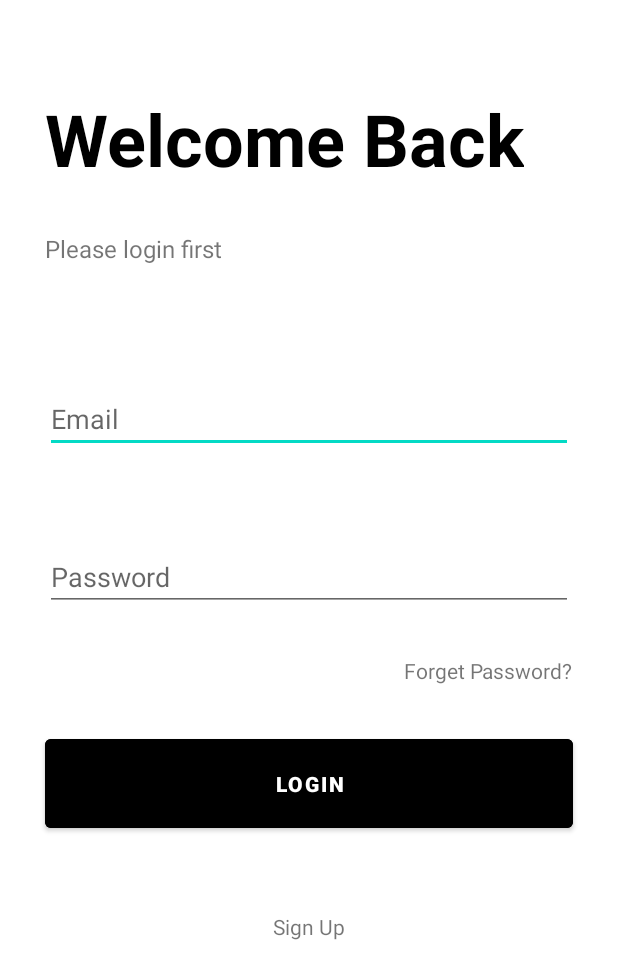
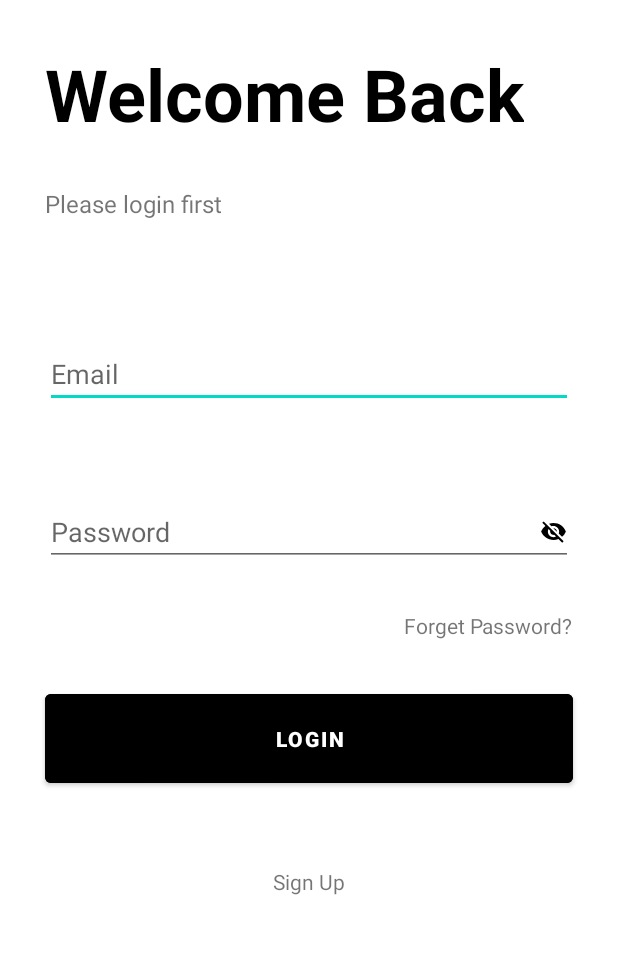
Before and after one commit to rephrain/Tubes02, an Android app: the layout fragment_login.xml on its own in the app's theme, with its tools: preview values and no code run, on a phone screen of 412 x 824 dp. Shown: the top 979 px of the screen. Run offline under Robolectric (Android 15) with nearby library versions, the phone set to English and light mode, and no system bars.

Commit message:
[FIX] password

```diff
--- /dev/null
+++ b/app/src/main/res/drawable/ic_baseline_visibility_24.xml
@@ -0,0 +1,5 @@
+<vector android:height="18dp" android:tint="#000000"
+    android:viewportHeight="24" android:viewportWidth="24"
+    android:width="18dp" xmlns:android="http://schemas.android.com/apk/res/android">
+    <path android:fillColor="@android:color/white" android:pathData="M12,4.5C7,4.5 2.73,7.61 1,12c1.73,4.39 6,7.5 11,7.5s9.27,-3.11 11,-7.5c-1.73,-4.39 -6,-7.5 -11,-7.5zM12,17c-2.76,0 -5,-2.24 -5,-5s2.24,-5 5,-5 5,2.24 5,5 -2.24,5 -5,5zM12,9c-1.66,0 -3,1.34 -3,3s1.34,3 3,3 3,-1.34 3,-3 -1.34,-3 -3,-3z"/>
+</vector>
--- /dev/null
+++ b/app/src/main/res/drawable/ic_baseline_visibility_off_24.xml
@@ -0,0 +1,5 @@
+<vector android:height="18dp" android:tint="#000000"
+    android:viewportHeight="24" android:viewportWidth="24"
+    android:width="18dp" xmlns:android="http://schemas.android.com/apk/res/android">
+    <path android:fillColor="@android:color/white" android:pathData="M12,7c2.76,0 5,2.24 5,5 0,0.65 -0.13,1.26 -0.36,1.83l2.92,2.92c1.51,-1.26 2.7,-2.89 3.43,-4.75 -1.73,-4.39 -6,-7.5 -11,-7.5 -1.4,0 -2.74,0.25 -3.98,0.7l2.16,2.16C10.74,7.13 11.35,7 12,7zM2,4.27l2.28,2.28 0.46,0.46C3.08,8.3 1.78,10.02 1,12c1.73,4.39 6,7.5 11,7.5 1.55,0 3.03,-0.3 4.38,-0.84l0.42,0.42L19.73,22 21,20.73 3.27,3 2,4.27zM7.53,9.8l1.55,1.55c-0.05,0.21 -0.08,0.43 -0.08,0.65 0,1.66 1.34,3 3,3 0.22,0 0.44,-0.03 0.65,-0.08l1.55,1.55c-0.67,0.33 -1.41,0.53 -2.2,0.53 -2.76,0 -5,-2.24 -5,-5 0,-0.79 0.2,-1.53 0.53,-2.2zM11.84,9.02l3.15,3.15 0.02,-0.16c0,-1.66 -1.34,-3 -3,-3l-0.17,0.01z"/>
+</vector>
--- /dev/null
+++ b/app/src/main/res/drawable/show_password_selector.xml
@@ -0,0 +1,5 @@
+<?xml version="1.0" encoding="utf-8"?>
+<selector xmlns:android="http://schemas.android.com/apk/res/android">
+    <item android:drawable="@drawable/ic_baseline_visibility_24" android:state_checked="true"/>
+    <item android:drawable="@drawable/ic_baseline_visibility_off_24"/>
+</selector>
--- a/app/src/main/res/layout/fragment_login.xml
+++ b/app/src/main/res/layout/fragment_login.xml
@@ -2,8 +2,7 @@
     xmlns:android="http://schemas.android.com/apk/res/android"
     android:layout_width="match_parent"
     android:layout_height="match_parent"
-    android:orientation="vertical"
-    android:layout_marginTop="30dp">
+    android:orientation="vertical">
     <TextView
         android:layout_width="wrap_content"
         android:layout_height="wrap_content"
@@ -26,14 +25,18 @@
         android:layout_width="match_parent"
         android:layout_height="wrap_content"
         android:layout_margin="30dp"
-        android:hint="@string/email">
+        android:hint="@string/email"
+        android:inputType="textEmailAddress">
     </EditText>
     <EditText
         android:id="@+id/password"
         android:layout_width="match_parent"
         android:layout_height="wrap_content"
         android:layout_margin="30dp"
-        android:hint="@string/password">
+        android:hint="@string/password"
+        android:inputType="textPassword"
+        android:drawableEnd="@drawable/ic_baseline_visibility_off_24"
+        android:longClickable="false">
     </EditText>
     <TextView
         android:layout_width="wrap_content"
```
Also changed, not shown: app/src/main/java/com/example/tubes2/LoginFragment.java (+28 -0 lines).
